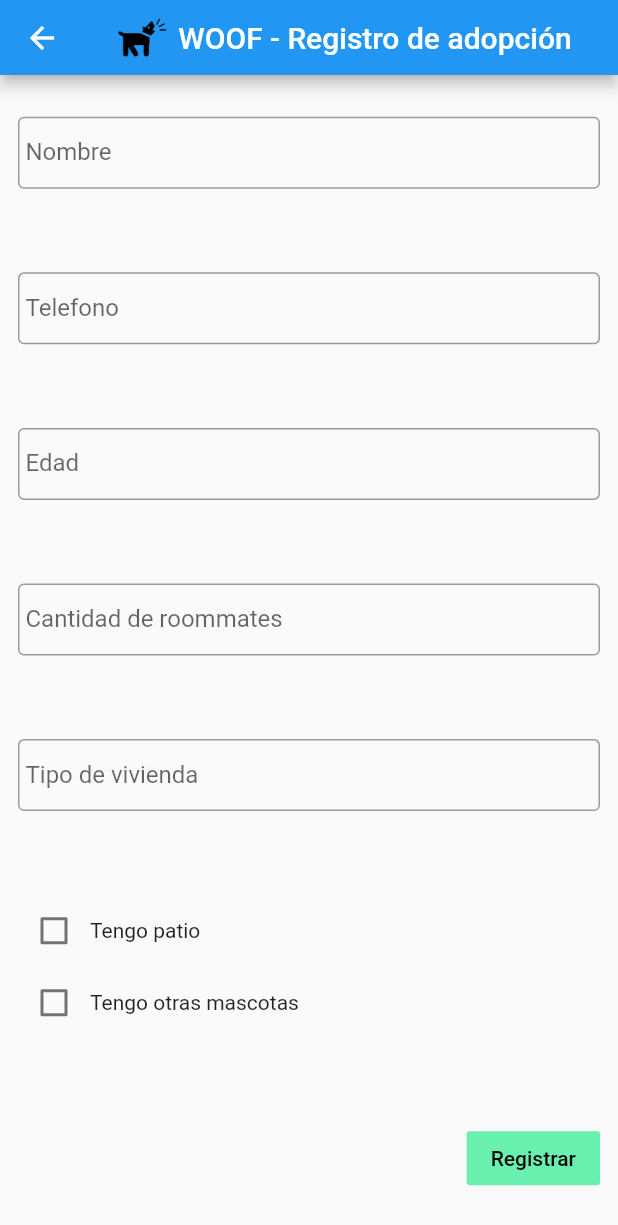
After one commit to matfonseca/tdl-dart, a Flutter app: the FosterRegistration screen opened directly, on a phone screen of 412 x 824 dp. The commit adds this screen. Shown: the top 1225 px of the screen. Run offline on Flutter 3.47's test engine with Material 2 defaults, Android fonts, the phone set to English and light mode, and no system bars.

Commit message:
Done registration screen for foster

```diff
--- /dev/null
+++ b/App/lib/screens/foster_registration.dart
@@ -0,0 +1,153 @@
+import 'package:App/common/app_bar.dart';
+import 'package:App/screens/code_screen.dart';
+import 'package:flutter/material.dart';
+
+
+class FosterRegistration extends StatefulWidget {
+
+  @override
+  _FosterRegistrationState createState() => _FosterRegistrationState();
+}
+
+class _FosterRegistrationState extends State<FosterRegistration> {
+
+  bool hasBackyard = false;
+  bool hasOtherPets = false;
+  final textNameController = TextEditingController();
+  final textPhoneController = TextEditingController();
+  final textAgeController = TextEditingController();
+  final textAmountRoommatesController = TextEditingController();
+  final textHomeTypeController = TextEditingController();
+
+
+  @override
+  void dispose() {
+    textNameController.dispose();
+    textPhoneController.dispose();
+    textAgeController.dispose();
+    textAmountRoommatesController.dispose();
+    textHomeTypeController.dispose();
+
+    super.dispose();
+  }
+
+  @override
+  Widget build(BuildContext context) {
+    return Scaffold(
+        appBar: CustomAppBar(title: "Registro de adopción"),
+        body: Padding(
+          padding: const EdgeInsets.fromLTRB(12.0, 0, 12.0, 0),
+          child: Column(
+              mainAxisAlignment: MainAxisAlignment.spaceAround,
+              children: <Widget>[
+                TextField(
+                  controller: textNameController,
+                  decoration: InputDecoration(
+                    contentPadding: const EdgeInsets.symmetric(vertical: 10.0, horizontal: 5.0),
+                    border: OutlineInputBorder(),
+                    labelText: "Nombre",
+                  ),
+                ),
+                TextField(
+                  controller: textPhoneController,
+                  decoration: InputDecoration(
+                    contentPadding: const EdgeInsets.symmetric(vertical: 10.0, horizontal: 5.0),
+                    border: OutlineInputBorder(),
+                    labelText: "Telefono",
+                  ),
+                ),
+                TextField(
+                  controller: textAgeController,
+                  decoration: InputDecoration(
+                    contentPadding: const EdgeInsets.symmetric(vertical: 10.0, horizontal: 5.0),
+                    border: OutlineInputBorder(),
+                    labelText: "Edad",
+                  ),
+                ),
+                TextField(
+                  controller: textAmountRoommatesController,
+                  decoration: InputDecoration(
+                    contentPadding: const EdgeInsets.symmetric(vertical: 10.0, horizontal: 5.0),
+                    border: OutlineInputBorder(),
+                    labelText: "Cantidad de roommates",
+                  ),
+                ),
+                TextField(
+                  controller: textHomeTypeController,
+                  decoration: InputDecoration(
+                    contentPadding: const EdgeInsets.symmetric(vertical: 10.0, horizontal: 5.0),
+                    border: OutlineInputBorder(),
+                    labelText: "Tipo de vivienda",
+                  ),
+                ),
+                Column(
+                  children: [
+                    Row(
+                      children: <Widget>[
+                        Checkbox(
+                          value: hasBackyard,
+                          onChanged: setHasBackyard,
+                        ),
+                        GestureDetector(
+                          onTap: () => setHasBackyard(!hasBackyard),
+                          child: const Text(
+                            'Tengo patio',
+                          ),
+                        ),
+                      ],
+                    ),
+                   Row(
+                      children: <Widget>[
+                        Checkbox(
+                          value: hasOtherPets,
+                          onChanged: setHasOtherPets,
+                        ),
+                        GestureDetector(
+                          onTap: () => setHasOtherPets(!hasOtherPets),
+                          child: const Text(
+                            'Tengo otras mascotas',
+                          ),
+                        ),
+                      ],
+                    ),
+                  ],
+                ),
+                Container(
+                  alignment: AlignmentDirectional.bottomEnd,
+                  child: FlatButton(
+                    onPressed: () {
+                      Navigator.push(
+                        context,
+                        MaterialPageRoute(builder: (context) => CodeScreen(code: "123", continueFunction: () {
+                          int count = 0;
+                          Navigator.of(context).popUntil((_) => count++ >= 2);
+                        }))
+                      );
+                    },
+                    child: Text(
+                      "Registrar",
+                      style: TextStyle(
+                        color: Colors.black,
+                      ),
+                    ),
+                    color: Colors.greenAccent,
+                  ),
+                )
+              ]
+          ),
+        )
+    );
+  }
+
+  void setHasBackyard(bool newValue) {
+    setState(() {
+      hasBackyard = newValue;
+    });
+  }
+
+  void setHasOtherPets(bool newValue) {
+    setState(() {
+      hasOtherPets = newValue;
+    });
+  }
+}
```
Also changed, not shown: App/lib/screens/foster_login.dart (+9 -4 lines), App/lib/screens/login_form.dart (renamed from App/lib/screens/registration_form.dart, +6 -4 lines), App/lib/screens/owner_login.dart (+4 -3 lines).
